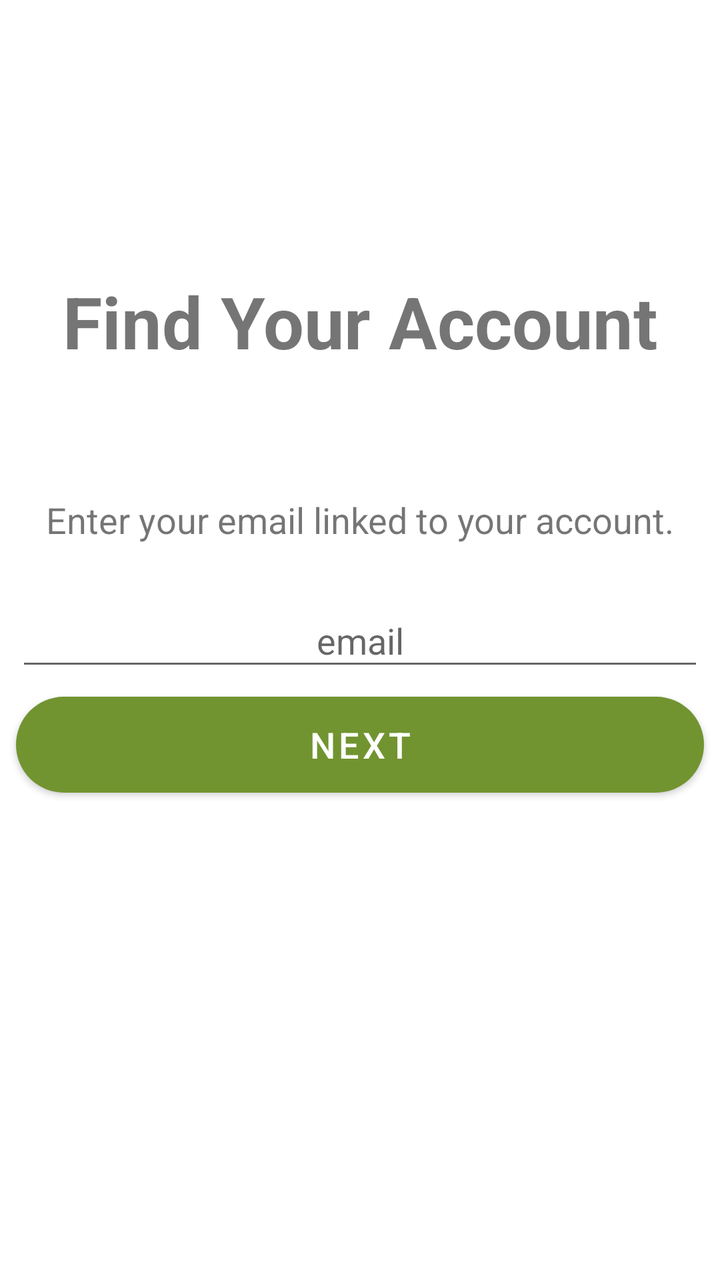
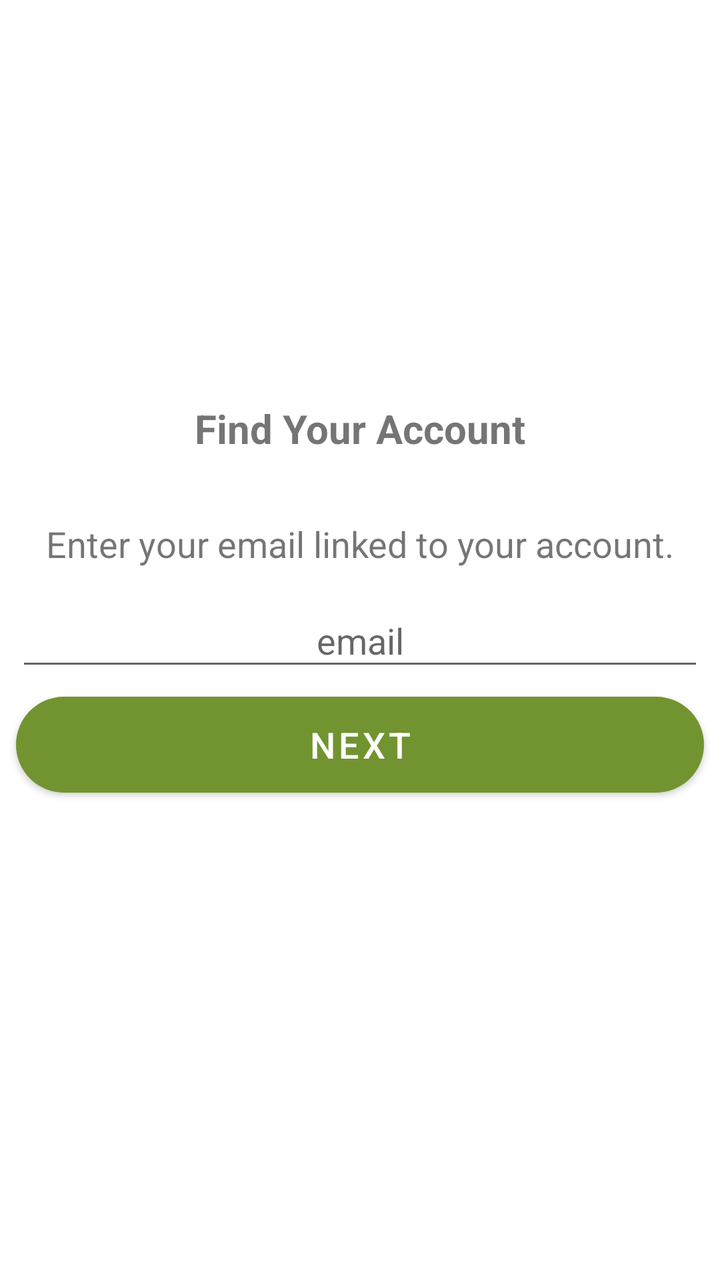

Compare the two renders of this Android layout. The source of the first and the diff that turns it into the second are given below.
<!-- AndroidManifest.xml: activity theme AppTheme -->
<!-- res/layout/activity_password_reminder.xml -->
<?xml version="1.0" encoding="utf-8"?>
<layout xmlns:tools="http://schemas.android.com/tools"
    xmlns:android="http://schemas.android.com/apk/res/android"
    xmlns:app="http://schemas.android.com/apk/res-auto">

    <data>
        <variable
            name="viewModel"
            type="eu.agribot.agribotapp.ui.activity.authentication.passwordreminder.PasswordReminderViewModel" />
    </data>

    <androidx.constraintlayout.widget.ConstraintLayout
        android:layout_width="match_parent"
        android:layout_height="match_parent">

        <TextView
            android:id="@+id/textView2"
            android:layout_width="wrap_content"
            android:layout_height="wrap_content"
            android:layout_marginBottom="63dp"
            android:gravity="center_horizontal"
            android:text="Find Your Account"
            android:textSize="36sp"
            android:textStyle="bold"
            app:layout_constraintBottom_toTopOf="@+id/textView5"
            app:layout_constraintEnd_toEndOf="parent"
            app:layout_constraintStart_toStartOf="parent" />

        <TextView
            android:id="@+id/textView5"
            android:layout_width="wrap_content"
            android:layout_height="wrap_content"
            android:layout_marginBottom="28dp"
            android:gravity="center_horizontal"
            android:text="Enter your email linked to your account."
            android:textSize="@dimen/text_size_large"
            app:layout_constraintBottom_toTopOf="@+id/editText"
            app:layout_constraintEnd_toEndOf="parent"
            app:layout_constraintStart_toStartOf="parent" />

        <EditText
            android:id="@+id/editText"
            android:layout_width="match_parent"
            android:layout_height="wrap_content"
            android:padding="@dimen/margin_medium"
            android:gravity="center_horizontal"
            android:layout_margin="@dimen/margin_medium"
            android:hint="email"
            android:onTextChanged="@{(text, start, before, count) -> viewModel.onEmailChanged(text)}"
            app:layout_constraintBottom_toBottomOf="parent"
            app:layout_constraintEnd_toEndOf="parent"
            app:layout_constraintStart_toStartOf="parent"
            app:layout_constraintTop_toTopOf="parent" />

        <Button
            android:id="@+id/button3"
            android:layout_width="match_parent"
            android:layout_height="wrap_content"
            android:layout_margin="@dimen/margin_medium"
            android:background="@drawable/rounded_button"
            android:text="Next"
            android:textColor="@android:color/white"
            android:textSize="@dimen/text_size_large"
            android:onClick="@{() -> viewModel.onButtonNextClicked()}"
            app:layout_constraintEnd_toEndOf="parent"
            app:layout_constraintStart_toStartOf="parent"
            app:layout_constraintTop_toBottomOf="@+id/editText" />
    </androidx.constraintlayout.widget.ConstraintLayout>

</layout>
<!-- resources referenced by this layout -->
<resources>
  <dimen name="margin_medium">8dp</dimen>
  <dimen name="text_size_large">18sp</dimen>
  <!-- drawable rounded_button (drawable-ldpi) -->
  <?xml version="1.0" encoding="utf-8"?>
  <shape xmlns:android="http://schemas.android.com/apk/res/android">
  
      <solid android:color="@android:color/holo_green_dark"/>
      <corners android:radius="25dp"/>
  
  </shape>
  <style name="AppTheme" parent="Theme.MaterialComponents.Light.DarkActionBar">
          
          <item name="colorPrimary">@color/colorPrimary</item>
          <item name="colorPrimaryDark">@color/colorPrimaryDark</item>
          <item name="colorAccent">@color/colorAccent</item>
      </style>
  <color name="colorPrimary">@color/base_green</color>
  <color name="colorPrimaryDark">@color/base_green_darker</color>
  <color name="colorAccent">@color/gray</color>
  <color name="base_green">#719430</color>
  <color name="base_green_darker">#426600</color>
  <color name="gray">#4E555B</color>
</resources>

<!-- the commit's change to res/layout/activity_password_reminder.xml (unified diff, before → after) -->
@@ -1,9 +1,9 @@
 <?xml version="1.0" encoding="utf-8"?>
-<layout xmlns:tools="http://schemas.android.com/tools"
-    xmlns:android="http://schemas.android.com/apk/res/android"
+<layout xmlns:android="http://schemas.android.com/apk/res/android"
     xmlns:app="http://schemas.android.com/apk/res-auto">
 
     <data>
+
         <variable
             name="viewModel"
             type="eu.agribot.agribotapp.ui.activity.authentication.passwordreminder.PasswordReminderViewModel" />
@@ -17,10 +17,10 @@
             android:id="@+id/textView2"
             android:layout_width="wrap_content"
             android:layout_height="wrap_content"
-            android:layout_marginBottom="63dp"
+            android:layout_marginBottom="@dimen/margin_xxlarge"
             android:gravity="center_horizontal"
-            android:text="Find Your Account"
-            android:textSize="36sp"
+            android:text="@string/find_your_account"
+            android:textSize="@dimen/text_size_xlarge"
             android:textStyle="bold"
             app:layout_constraintBottom_toTopOf="@+id/textView5"
             app:layout_constraintEnd_toEndOf="parent"
@@ -30,9 +30,9 @@
             android:id="@+id/textView5"
             android:layout_width="wrap_content"
             android:layout_height="wrap_content"
-            android:layout_marginBottom="28dp"
+            android:layout_marginBottom="@dimen/margin_large"
             android:gravity="center_horizontal"
-            android:text="Enter your email linked to your account."
+            android:text="@string/enter_your_email_linked_to_your_account"
             android:textSize="@dimen/text_size_large"
             app:layout_constraintBottom_toTopOf="@+id/editText"
             app:layout_constraintEnd_toEndOf="parent"
@@ -42,11 +42,11 @@
             android:id="@+id/editText"
             android:layout_width="match_parent"
             android:layout_height="wrap_content"
+            android:layout_margin="@dimen/margin_medium"
+            android:gravity="center_horizontal"
+            android:hint="@string/email_password_reminder"
+            android:onTextChanged="@{(text, start, before, count) -> viewModel.onEmailChanged(text)}"
             android:padding="@dimen/margin_medium"
-            android:gravity="center_horizontal"
-            android:layout_margin="@dimen/margin_medium"
-            android:hint="email"
-            android:onTextChanged="@{(text, start, before, count) -> viewModel.onEmailChanged(text)}"
             app:layout_constraintBottom_toBottomOf="parent"
             app:layout_constraintEnd_toEndOf="parent"
             app:layout_constraintStart_toStartOf="parent"
@@ -58,10 +58,10 @@
             android:layout_height="wrap_content"
             android:layout_margin="@dimen/margin_medium"
             android:background="@drawable/rounded_button"
-            android:text="Next"
+            android:onClick="@{() -> viewModel.onButtonNextClicked()}"
+            android:text="@string/next"
             android:textColor="@android:color/white"
             android:textSize="@dimen/text_size_large"
-            android:onClick="@{() -> viewModel.onButtonNextClicked()}"
             app:layout_constraintEnd_toEndOf="parent"
             app:layout_constraintStart_toStartOf="parent"
             app:layout_constraintTop_toBottomOf="@+id/editText" />
<!-- resource entries referenced after the edit -->
@@ -1,7 +1,10 @@
 <!-- resources referenced by this layout -->
 <resources>
+  <dimen name="margin_large">16dp</dimen>
   <dimen name="margin_medium">8dp</dimen>
+  <dimen name="margin_xxlarge">32dp</dimen>
   <dimen name="text_size_large">18sp</dimen>
+  <dimen name="text_size_xlarge">20sp</dimen>
   <!-- drawable rounded_button (drawable-ldpi) -->
   <?xml version="1.0" encoding="utf-8"?>
   <shape xmlns:android="http://schemas.android.com/apk/res/android">
@@ -10,6 +13,10 @@
       <corners android:radius="25dp"/>
   
   </shape>
+  <string name="email_password_reminder">email</string>
+  <string name="enter_your_email_linked_to_your_account">Enter your email linked to your account.</string>
+  <string name="find_your_account">Find Your Account</string>
+  <string name="next">Next</string>
   <style name="AppTheme" parent="Theme.MaterialComponents.Light.DarkActionBar">
           
           <item name="colorPrimary">@color/colorPrimary</item>
